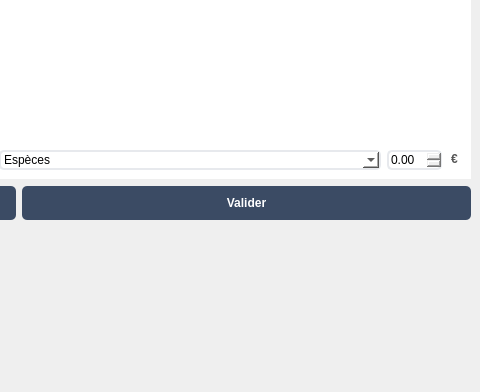
Above: mainwindow.ui from ArtAuc/mkrescue before the change; both pictures show x 771 to 1251 and y 347 to 739 of the 1251 by 739 pixel window. Below: the same form after it.
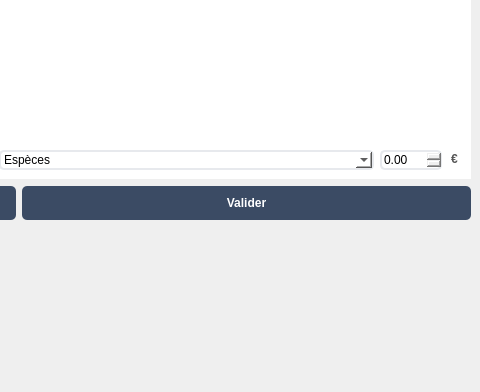
That is the form after the change. The open tabs and pages were chosen to show the change. Icons and pictures are not drawn. Custom widgets are drawn as their Qt base class.

```diff
--- a/mainwindow.ui
+++ b/mainwindow.ui
@@ -1641,6 +1641,9 @@
                       <verstretch>0</verstretch>
                      </sizepolicy>
                     </property>
+                    <property name="maximum">
+                     <double>999.990000000000009</double>
+                    </property>
                    </widget>
                   </item>
                   <item>
```
Left out of the diff: 4 changed lines with no effect on the pictures.
